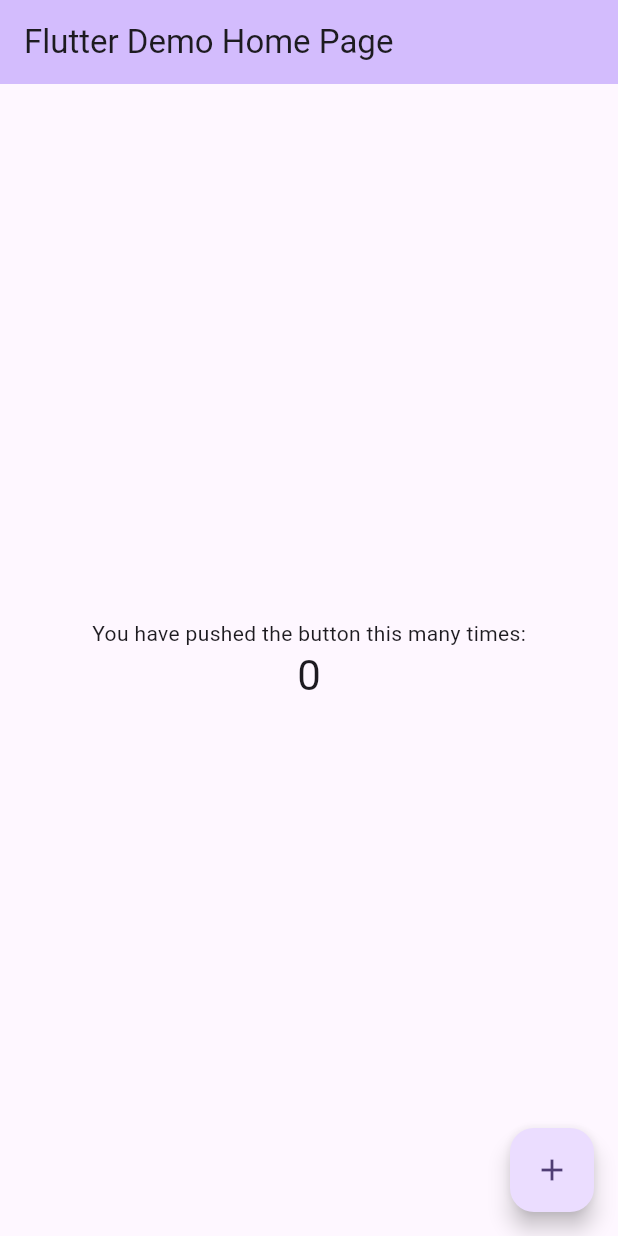
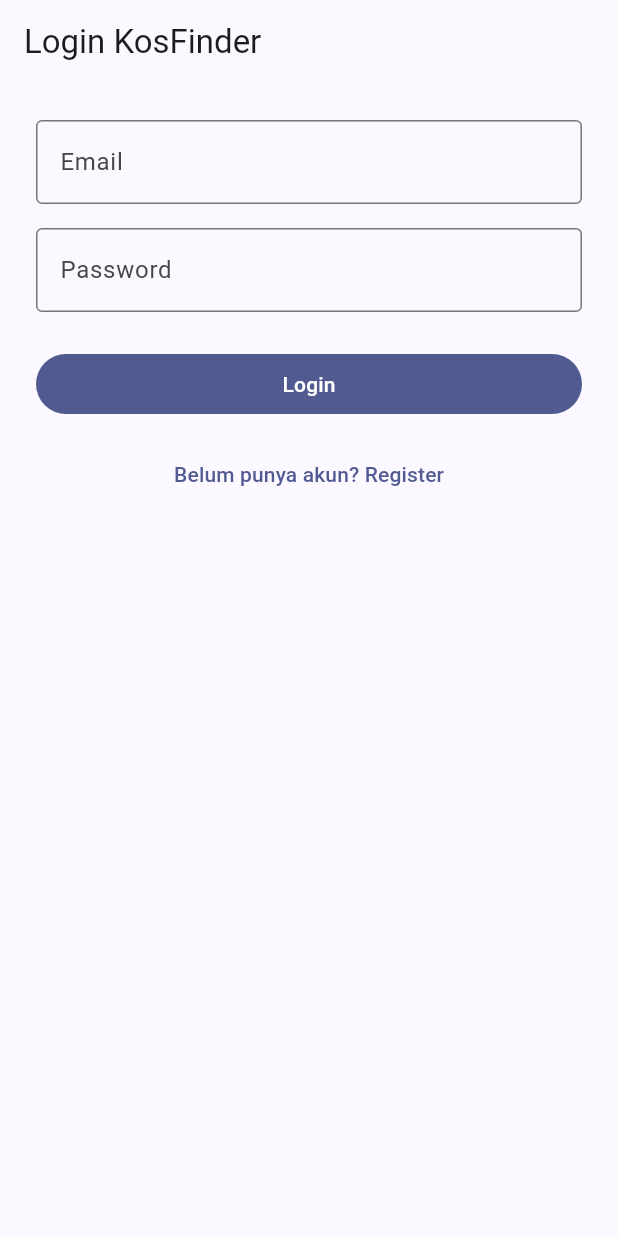
Before and after one commit to Dutskieee/Worksheet-9-KosFinder, a Flutter app: the screen it shows after launch, on a phone screen of 412 x 824 dp. Run offline on Flutter 3.47's test engine with Material 3 defaults, Android fonts, the phone set to English and light mode, and no system bars; our stand-ins replace supabase_flutter; accounts and stored records are empty.

Commit message:
feat: implement user authentication

```diff
--- a/lib/main.dart
+++ b/lib/main.dart
@@ -1,122 +1,31 @@
 import 'package:flutter/material.dart';
+import 'package:supabase_flutter/supabase_flutter.dart';
+import 'pages/login_page.dart';
 
-void main() {
+Future<void> main() async {
+  WidgetsFlutterBinding.ensureInitialized();
+
+  await Supabase.initialize(
+    url: 'https://fjxvhqdpyufulvvvxkzt.supabase.co',
+  anonKey: 'sb_publishable_AiCpVJBkCsBi6N2W3L8tWg_fZwZ5FCl',
+  );
+
   runApp(const MyApp());
 }
 
 class MyApp extends StatelessWidget {
   const MyApp({super.key});
 
-  // This widget is the root of your application.
   @override
   Widget build(BuildContext context) {
     return MaterialApp(
-      title: 'Flutter Demo',
+      title: 'KosFinder',
+      debugShowCheckedModeBanner: false,
       theme: ThemeData(
-        // This is the theme of your application.
-        //
-        // TRY THIS: Try running your application with "flutter run". You'll see
-        // the application has a purple toolbar. Then, without quitting the app,
-        // try changing the seedColor in the colorScheme below to Colors.green
-        // and then invoke "hot reload" (save your changes or press the "hot
-        // reload" button in a Flutter-supported IDE, or press "r" if you used
-        // the command line to start the app).
-        //
-        // Notice that the counter didn't reset back to zero; the application
-        // state is not lost during the reload. To reset the state, use hot
-        // restart instead.
-        //
-        // This works for code too, not just values: Most code changes can be
-        // tested with just a hot reload.
-        colorScheme: .fromSeed(seedColor: Colors.deepPurple),
+        colorSchemeSeed: Colors.indigo,
+        useMaterial3: true,
       ),
-      home: const MyHomePage(title: 'Flutter Demo Home Page'),
+      home: const LoginPage(),
     );
   }
 }
-
-class MyHomePage extends StatefulWidget {
-  const MyHomePage({super.key, required this.title});
-
-  // This widget is the home page of your application. It is stateful, meaning
-  // that it has a State object (defined below) that contains fields that affect
-  // how it looks.
-
-  // This class is the configuration for the state. It holds the values (in this
-  // case the title) provided by the parent (in this case the App widget) and
-  // used by the build method of the State. Fields in a Widget subclass are
-  // always marked "final".
-
-  final String title;
-
-  @override
-  State<MyHomePage> createState() => _MyHomePageState();
-}
-
-class _MyHomePageState extends State<MyHomePage> {
-  int _counter = 0;
-
-  void _incrementCounter() {
-    setState(() {
-      // This call to setState tells the Flutter framework that something has
-      // changed in this State, which causes it to rerun the build method below
-      // so that the display can reflect the updated values. If we changed
-      // _counter without calling setState(), then the build method would not be
-      // called again, and so nothing would appear to happen.
-      _counter++;
-    });
-  }
-
-  @override
-  Widget build(BuildContext context) {
-    // This method is rerun every time setState is called, for instance as done
-    // by the _incrementCounter method above.
-    //
-    // The Flutter framework has been optimized to make rerunning build methods
-    // fast, so that you can just rebuild anything that needs updating rather
-    // than having to individually change instances of widgets.
-    return Scaffold(
-      appBar: AppBar(
-        // TRY THIS: Try changing the color here to a specific color (to
-        // Colors.amber, perhaps?) and trigger a hot reload to see the AppBar
-        // change color while the other colors stay the same.
-        backgroundColor: Theme.of(context).colorScheme.inversePrimary,
-        // Here we take the value from the MyHomePage object that was created by
-        // the App.build method, and use it to set our appbar title.
-        title: Text(widget.title),
-      ),
-      body: Center(
-        // Center is a layout widget. It takes a single child and positions it
-        // in the middle of the parent.
-        child: Column(
-          // Column is also a layout widget. It takes a list of children and
-          // arranges them vertically. By default, it sizes itself to fit its
-          // children horizontally, and tries to be as tall as its parent.
-          //
-          // Column has various properties to control how it sizes itself and
-          // how it positions its children. Here we use mainAxisAlignment to
-          // center the children vertically; the main axis here is the vertical
-          // axis because Columns are vertical (the cross axis would be
-          // horizontal).
-          //
-          // TRY THIS: Invoke "debug painting" (choose the "Toggle Debug Paint"
-          // action in the IDE, or press "p" in the console), to see the
-          // wireframe for each widget.
-          mainAxisAlignment: .center,
-          children: [
-            const Text('You have pushed the button this many times:'),
-            Text(
-              '$_counter',
-              style: Theme.of(context).textTheme.headlineMedium,
-            ),
-          ],
-        ),
-      ),
-      floatingActionButton: FloatingActionButton(
-        onPressed: _incrementCounter,
-        tooltip: 'Increment',
-        child: const Icon(Icons.add),
-      ),
-    );
-  }
-}
--- /dev/null
+++ b/lib/pages/home_page.dart
@@ -0,0 +1,20 @@
+import 'package:flutter/material.dart';
+import '../services/auth_service.dart';
+
+class HomePage extends StatelessWidget {
+  const HomePage({super.key});
+
+  @override
+  Widget build(BuildContext context) {
+    final user = AuthService.instance.currentUser;
+
+    return Scaffold(
+      appBar: AppBar(
+        title: const Text('KosFinder'),
+      ),
+      body: Center(
+        child: Text('Login sebagai: ${user?.email ?? '-'}'),
+      ),
+    );
+  }
+}
--- /dev/null
+++ b/lib/pages/login_page.dart
@@ -0,0 +1,116 @@
+import 'package:flutter/material.dart';
+import 'package:supabase_flutter/supabase_flutter.dart';
+import '../services/auth_service.dart';
+import 'home_page.dart';
+import 'register_page.dart';
+
+class LoginPage extends StatefulWidget {
+  const LoginPage({super.key});
+
+  @override
+  State<LoginPage> createState() => _LoginPageState();
+}
+
+class _LoginPageState extends State<LoginPage> {
+  final _formKey = GlobalKey<FormState>();
+  final _emailC = TextEditingController();
+  final _passC = TextEditingController();
+  bool _loading = false;
+
+  @override
+  void dispose() {
+    _emailC.dispose();
+    _passC.dispose();
+    super.dispose();
+  }
+
+  Future<void> _submit() async {
+    if (!_formKey.currentState!.validate()) return;
+
+    setState(() => _loading = true);
+    try {
+      await AuthService.instance.login(
+        email: _emailC.text.trim(),
+        password: _passC.text,
+      );
+
+      if (!mounted) return;
+      Navigator.pushAndRemoveUntil(
+        context,
+        MaterialPageRoute(builder: (_) => const HomePage()),
+        (route) => false,
+      );
+    } on AuthException catch (e) {
+      if (!mounted) return;
+      ScaffoldMessenger.of(context).showSnackBar(
+        SnackBar(content: Text(e.message)),
+      );
+    } catch (e) {
+      if (!mounted) return;
+      ScaffoldMessenger.of(context).showSnackBar(
+        SnackBar(content: Text('Error: $e')),
+      );
+    } finally {
+      if (mounted) setState(() => _loading = false);
+    }
+  }
+
+  @override
+  Widget build(BuildContext context) {
+    return Scaffold(
+      appBar: AppBar(title: const Text('Login KosFinder')),
+      body: Padding(
+        padding: const EdgeInsets.all(24),
+        child: Form(
+          key: _formKey,
+          child: ListView(
+            children: [
+              TextFormField(
+                controller: _emailC,
+                keyboardType: TextInputType.emailAddress,
+                decoration: const InputDecoration(
+                  labelText: 'Email',
+                  border: OutlineInputBorder(),
+                ),
+                validator: (v) =>
+                    (v == null || v.trim().isEmpty) ? 'Email wajib diisi' : null,
+              ),
+              const SizedBox(height: 16),
+              TextFormField(
+                controller: _passC,
+                obscureText: true,
+                decoration: const InputDecoration(
+                  labelText: 'Password',
+                  border: OutlineInputBorder(),
+                ),
+                validator: (v) =>
+                    (v == null || v.isEmpty) ? 'Password wajib diisi' : null,
+              ),
+              const SizedBox(height: 24),
+              FilledButton(
+                onPressed: _loading ? null : _submit,
+                child: _loading
+                    ? const SizedBox(
+                        height: 20,
+                        width: 20,
+                        child: CircularProgressIndicator(strokeWidth: 2),
+                      )
+                    : const Text('Login'),
+              ),
+              const SizedBox(height: 12),
+              TextButton(
+                onPressed: () {
+                  Navigator.push(
+                    context,
+                    MaterialPageRoute(builder: (_) => const RegisterPage()),
+                  );
+                },
+                child: const Text('Belum punya akun? Register'),
+              ),
+            ],
+          ),
+        ),
+      ),
+    );
+  }
+}
--- /dev/null
+++ b/lib/services/auth_service.dart
@@ -0,0 +1,36 @@
+import 'package:supabase_flutter/supabase_flutter.dart';
+
+class AuthService {
+  AuthService._();
+  static final AuthService instance = AuthService._();
+
+  final SupabaseClient _supabase = Supabase.instance.client;
+
+  User? get currentUser => _supabase.auth.currentUser;
+  Session? get currentSession => _supabase.auth.currentSession;
+  bool get isLoggedIn => currentSession != null;
+
+  Future<AuthResponse> register({
+    required String email,
+    required String password,
+  }) async {
+    return await _supabase.auth.signUp(
+      email: email,
+      password: password,
+    );
+  }
+
+  Future<AuthResponse> login({
+    required String email,
+    required String password,
+  }) async {
+    return await _supabase.auth.signInWithPassword(
+      email: email,
+      password: password,
+    );
+  }
+
+  Future<void> logout() async {
+    await _supabase.auth.signOut();
+  }
+}
--- a/pubspec.yaml
+++ b/pubspec.yaml
@@ -34,6 +34,7 @@ dependencies:
   # The following adds the Cupertino Icons font to your application.
   # Use with the CupertinoIcons class for iOS style icons.
   cupertino_icons: ^1.0.8
+  supabase_flutter: ^2.18.3
 
 dev_dependencies:
   flutter_test:
```
Also changed, not shown: lib/pages/register_page.dart (added, +137 -0 lines), pubspec.lock, 5 other files.
